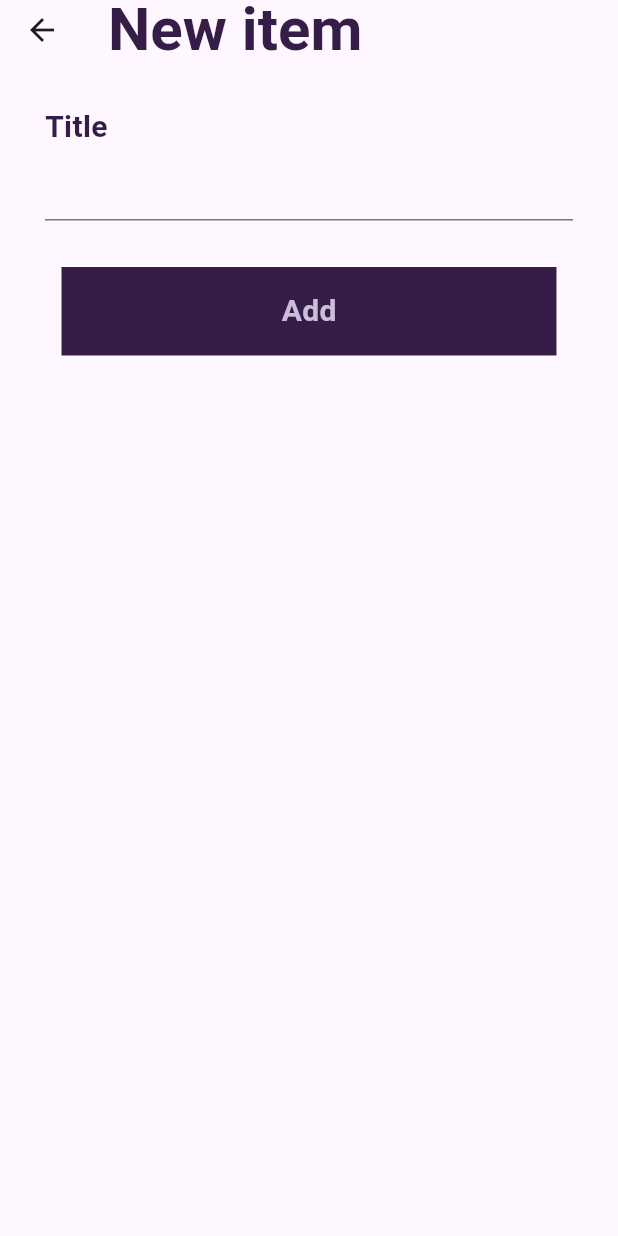
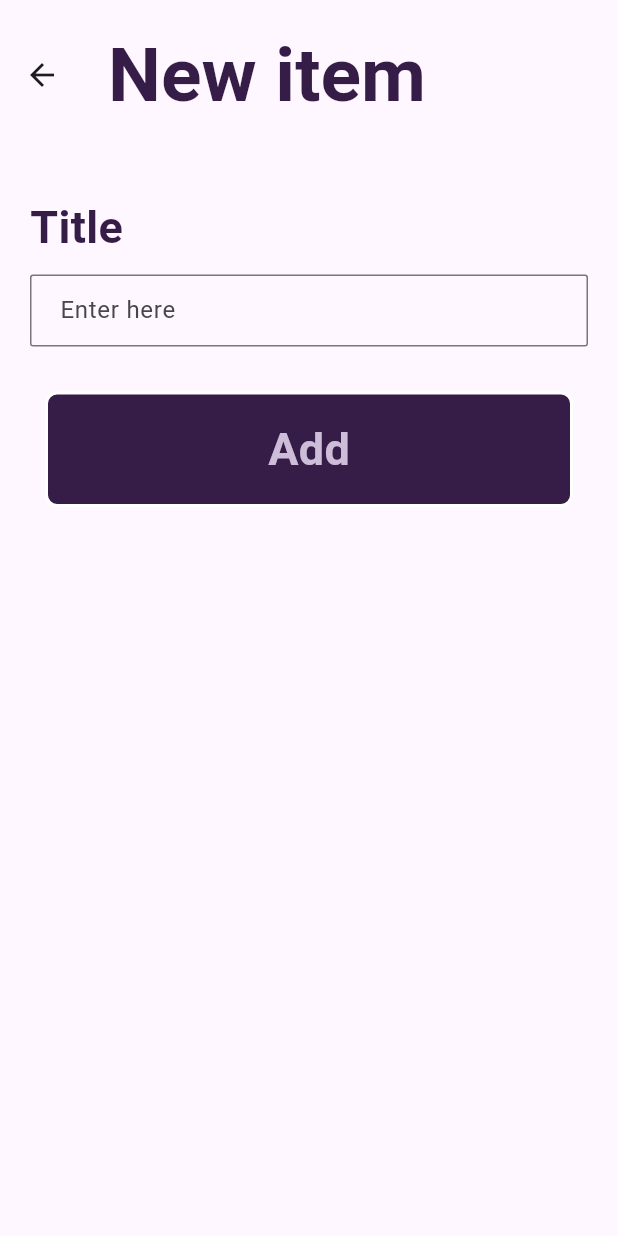
Before and after one commit to VeronikaSycheva/Kupi_Baton_Main, a Flutter app: the ListHabits screen opened by its route, after a tap on the "add" icon, on a phone screen of 412 x 824 dp. Run offline on Flutter 3.47's test engine with Material 3 defaults, Android fonts, the phone set to English and light mode, and no system bars; our stand-ins replace cloud_firestore, firebase_auth, firebase_core, firebase_messaging; accounts and stored records are empty; network calls fail.

Commit message:
start+addition+wrong

```diff
--- a/lib/pages/add_new_item.dart
+++ b/lib/pages/add_new_item.dart
@@ -26,13 +26,13 @@ class _AddMyHabitState extends State<AddMyHabit> {
   @override
   Widget build(BuildContext context) {
     return Scaffold(
-      resizeToAvoidBottomInset: false,
+      resizeToAvoidBottomInset: true,
       appBar: AppBar(
-        toolbarHeight: 40,
+        toolbarHeight: 100,
         title: MyText(text: 'New item', isTitle: true, isDark: true),
       ),
         body: Padding(
-          padding: EdgeInsets.all(30),
+          padding: EdgeInsets.symmetric(horizontal: 20, vertical: 30),
           child: Column(
             crossAxisAlignment: CrossAxisAlignment.start,
             children: [
@@ -41,10 +41,18 @@ class _AddMyHabitState extends State<AddMyHabit> {
                 isTitle: false,
                 isDark: true
               ),
+              SizedBox(height: 10),
               TextField(
                 onChanged: (String value) {
                   name_hab=value;
                 },
+                decoration: InputDecoration(
+                  hintText: 'Enter here',
+                  border: OutlineInputBorder(
+                    borderRadius: BorderRadius.circular(2),
+                  ),
+                  contentPadding: EdgeInsets.symmetric(vertical: 12, horizontal: 16),
+                ),
               ),
               Padding(padding: EdgeInsets.only(top: 30)),
               MyButton(
--- a/lib/pages/lists_items.dart
+++ b/lib/pages/lists_items.dart
@@ -30,13 +30,13 @@ class _ListHabitsState extends State<ListHabits> {
     return Scaffold(
       resizeToAvoidBottomInset: false,
       appBar: AppBar(
-        title: MyText(text: 'Привычки', isTitle: true, isDark: true),
+        title: MyText(text: 'Shopping list', isTitle: true, isDark: true),
       ),
-        backgroundColor: Colors.white,
+        backgroundColor: Color.fromARGB(255, 205, 189, 217),
         body: StreamBuilder(
             stream: FirebaseFirestore.instance.collection('Habits').snapshots(),
             builder: (BuildContext context, AsyncSnapshot<QuerySnapshot> snapshot) {
-              if(!snapshot.hasData) return Text('У вас нет добавленных привычек');
+              if(!snapshot.hasData) return Text('No items yet');
               return Padding(
                   padding: EdgeInsets.all(30),
                   child: ListView.builder(
@@ -61,13 +61,20 @@ class _ListHabitsState extends State<ListHabits> {
                                 background: Row(
                                   mainAxisAlignment: MainAxisAlignment.end,
                                   children: [
-                                    Text('Удалить  ',
+                                    Text('Delite  ',
                                         style: TextStyle(
                                             color: Colors.grey,
                                             fontSize: 15
                                         )
                                     ),
-                                    Icon(Icons.dangerous,color: Colors.grey,),
+                                    Padding(
+                                      padding: const EdgeInsets.symmetric(horizontal: 5.0),
+                                      child: Image.asset(
+                                        'assets/rubbishbin.png',
+                                        width: 15,
+                                        height: 15,
+                                      ),
+                                    ),
                                     Padding(padding: EdgeInsets.only(left: 20))
                                   ],
                                 ),
@@ -86,7 +93,7 @@ class _ListHabitsState extends State<ListHabits> {
           });
         },
           child: Icon(Icons.add, color: Colors.white,),
-          backgroundColor: Color.fromARGB(255, 13, 12, 54)
+          backgroundColor: Color.fromARGB(255, 53, 29, 71)
       ),
     );
   }
--- a/lib/pages/menu.dart
+++ b/lib/pages/menu.dart
@@ -33,8 +33,8 @@ class Menu extends StatelessWidget {
           title: Row(children: [
             Container(
               child: Image.asset('assets/bread.png'),
-              width: 40,
-              height: 40,
+              width: 64,
+              height: 64,
             ),
             Container(
               child: MyText(text: ' Kupi baton', isTitle: true, isDark: true),
--- a/lib/services/my_button.dart
+++ b/lib/services/my_button.dart
@@ -18,9 +18,9 @@ class MyButton extends StatelessWidget {
           padding: const EdgeInsets.all(15),
           margin: const EdgeInsets.symmetric(horizontal: 10),
           decoration: BoxDecoration(
-            borderRadius: BorderRadius.horizontal(left: Radius.zero, right: Radius.zero),
+            borderRadius: BorderRadius.all(Radius.circular(8)),
             color: Color.fromARGB(255, 53, 29, 71),
-            border: Border.all(color: Colors.white, width: 1),
+            border: Border.all(color: Colors.white, width: 2),
           ),
           child: Center(
             child: MyText(
--- a/lib/services/my_text.dart
+++ b/lib/services/my_text.dart
@@ -16,7 +16,7 @@ class MyText extends StatelessWidget {
     return Text(
       text,
       style: TextStyle(
-        fontSize: isTitle? 40 : 20,
+        fontSize: isTitle? 50 : 30,
         color: isDark? Color.fromARGB(255, 53, 29, 71) : Color.fromARGB(255, 205, 189, 217),
         fontWeight: FontWeight.w600
       ),
--- a/pubspec.yaml
+++ b/pubspec.yaml
@@ -51,7 +51,7 @@ dev_dependencies:
 flutter_launcher_icons:
   android: "launcher_icon"
   ios: true
-  image_path: "assets/logo.png"
+  image_path: "assets/bread.png"
 
   sliding_up_panel: ^2.0.0+1
 
```
Also changed, not shown: lib/pages/registration.dart (+24 -6 lines).
